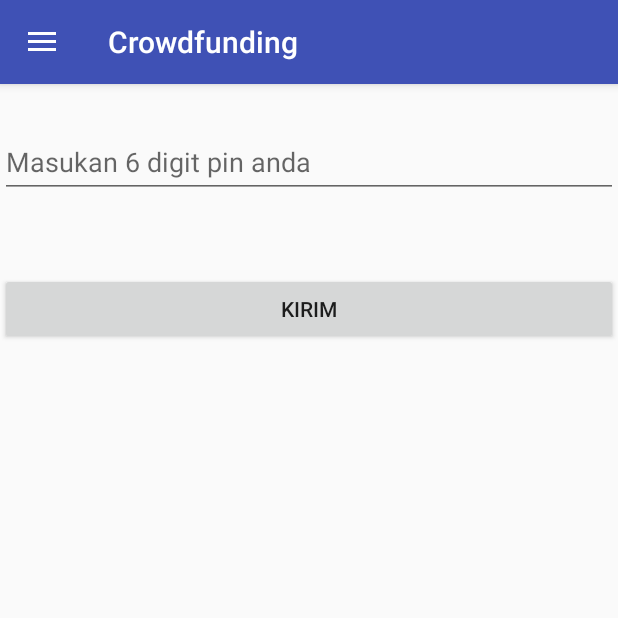
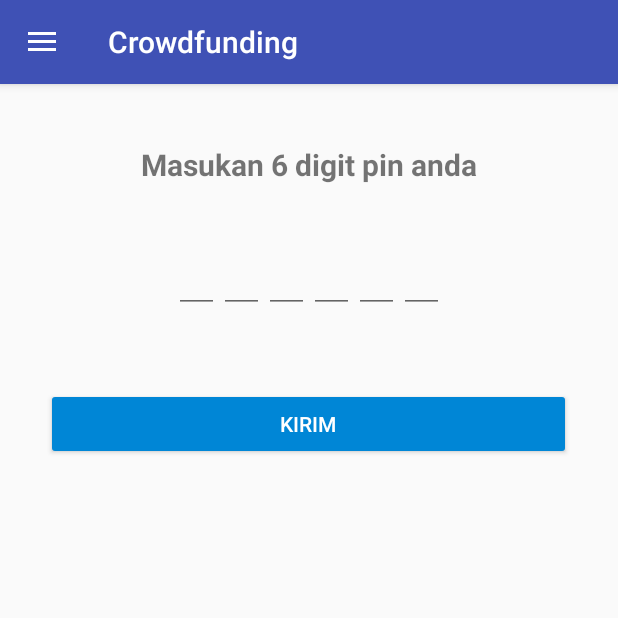
Before and after one commit to lathifrdp/ipb_connect, an Android app: the fragment CrowdPinFragment placed in its activity, on a phone screen of 412 x 824 dp, the top half of it. Run offline under Robolectric (Android 15) with nearby library versions, the phone set to English and light mode, and no system bars; our stand-ins replace CircleImageView, Picasso; libraries missing offline, so code that uses them is left out: com.github.mikephil.charting; pictures from the network do not load; 4 statements that could not run were skipped.

Commit message:
merubah tampilan input pin

```diff
--- a/app/src/main/res/layout/fragment_crowd_pin_alumni.xml
+++ b/app/src/main/res/layout/fragment_crowd_pin_alumni.xml
@@ -4,21 +4,74 @@
     android:layout_height="match_parent"
     android:orientation="vertical">
 
-    <android.support.design.widget.TextInputLayout
-        android:layout_width="match_parent"
+    <!--<android.support.design.widget.TextInputLayout-->
+        <!--android:layout_width="match_parent"-->
+        <!--android:layout_height="wrap_content"-->
+        <!--android:layout_marginTop="20dp">-->
+        <!--<EditText-->
+            <!--android:id="@+id/crowd_pin"-->
+            <!--android:layout_width="match_parent"-->
+            <!--android:layout_height="wrap_content"-->
+            <!--android:hint="Masukan 6 digit pin anda"-->
+            <!--android:inputType="number"-->
+            <!--android:minLines="1"/>-->
+    <!--</android.support.design.widget.TextInputLayout>-->
+    <TextView
+        android:layout_width="wrap_content"
         android:layout_height="wrap_content"
-        android:layout_marginTop="20dp">
+        android:text="Masukan 6 digit pin anda"
+        android:textSize="20dp"
+        android:textStyle="bold"
+        android:layout_marginTop="40dp"
+        android:layout_marginBottom="40dp"
+        android:layout_gravity="center_horizontal"/>
+    <LinearLayout
+        android:layout_width="wrap_content"
+        android:layout_height="wrap_content"
+        android:layout_gravity="center_horizontal"
+        android:orientation="horizontal">
         <EditText
-            android:id="@+id/crowd_pin"
-            android:layout_width="match_parent"
+            android:layout_width="30dp"
             android:layout_height="wrap_content"
-            android:hint="Masukan 6 digit pin anda"
             android:inputType="number"
-            android:minLines="1"/>
-    </android.support.design.widget.TextInputLayout>
+            android:maxLength="1"
+            android:id="@+id/pin1" />
+        <EditText
+            android:layout_width="30dp"
+            android:layout_height="wrap_content"
+            android:inputType="number"
+            android:maxLength="1"
+            android:id="@+id/pin2" />
+        <EditText
+            android:layout_width="30dp"
+            android:layout_height="wrap_content"
+            android:inputType="number"
+            android:maxLength="1"
+            android:id="@+id/pin3" />
+        <EditText
+            android:layout_width="30dp"
+            android:layout_height="wrap_content"
+            android:inputType="number"
+            android:maxLength="1"
+            android:id="@+id/pin4" />
+        <EditText
+            android:layout_width="30dp"
+            android:layout_height="wrap_content"
+            android:inputType="number"
+            android:maxLength="1"
+            android:id="@+id/pin5" />
+        <EditText
+            android:layout_width="30dp"
+            android:layout_height="wrap_content"
+            android:inputType="number"
+            android:maxLength="1"
+            android:id="@+id/pin6" />
+    </LinearLayout>
     <Button
-        android:layout_width="match_parent"
+        android:layout_width="350dp"
         android:layout_height="wrap_content"
+        android:layout_gravity="center_horizontal"
+        style="@style/Widget.AppCompat.Button.Colored"
         android:id="@+id/crowd_btn_pin"
         android:layout_marginTop="50dp"
         android:text="Kirim"/>
```
